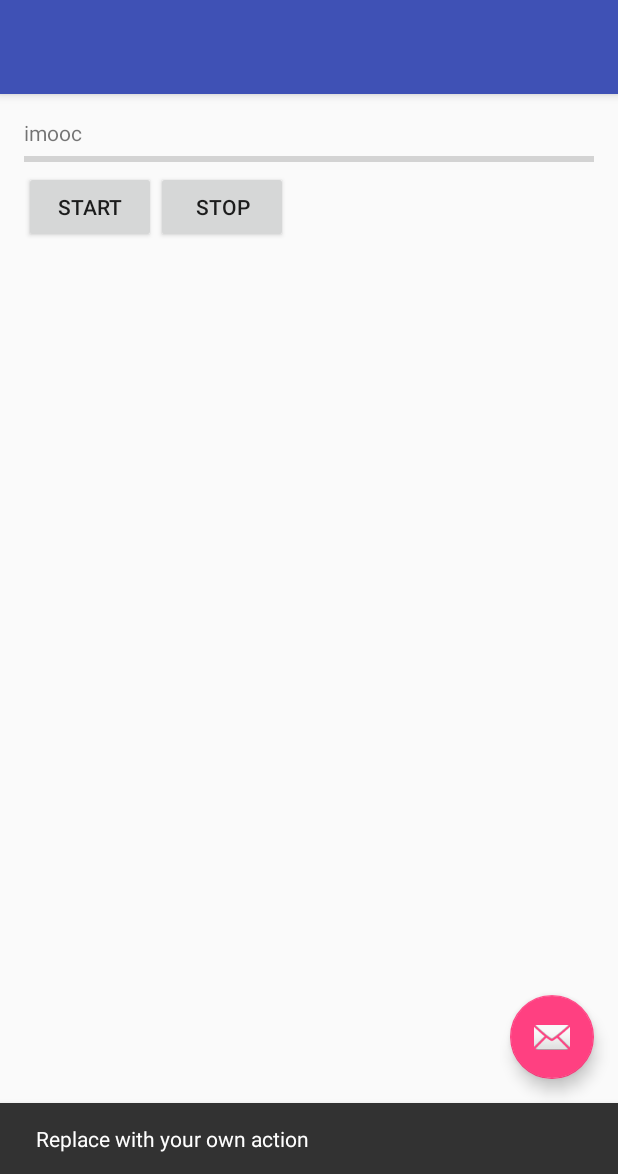
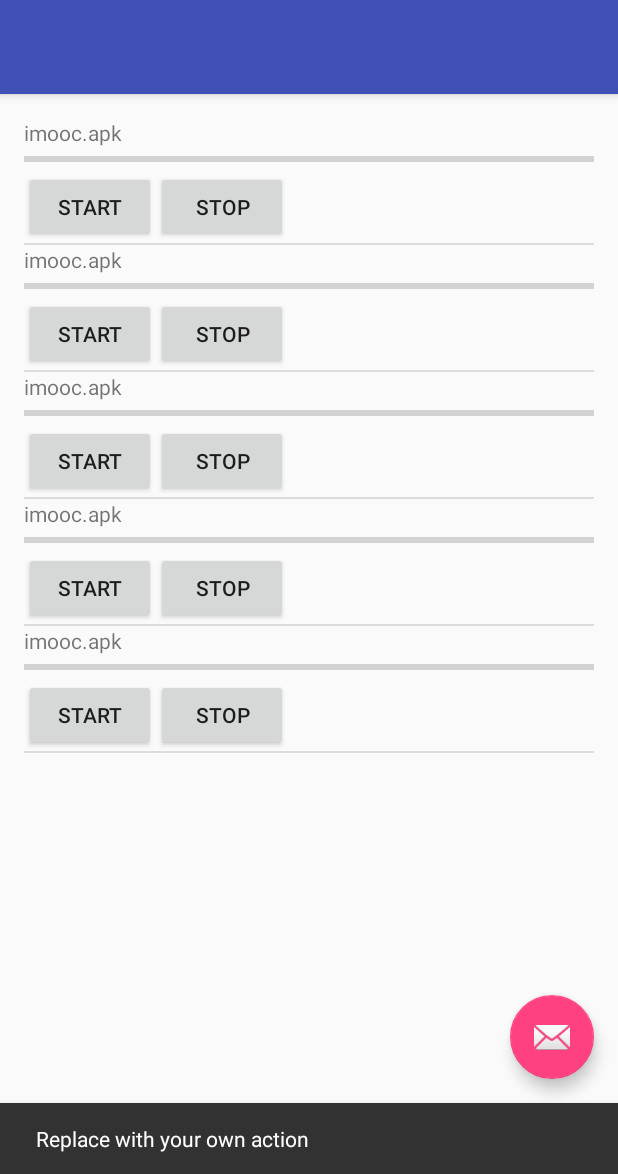
Before and after one commit to fjkfwz/Android-6.0-Downloader, an Android app: the screen it shows after launch (MainActivity), after a tap on an icon or button, on a phone screen of 412 x 824 dp, the part 62-1236 px from its top. Run offline under Robolectric (Android 15) with nearby library versions, the phone set to English and light mode, and no system bars.

Commit message:
add mutithread,add fragment download

```diff
--- a/app/src/main/java/com/makeblaze/myapplication/DB/ThreadDAO.java
+++ b/app/src/main/java/com/makeblaze/myapplication/DB/ThreadDAO.java
@@ -10,7 +10,7 @@ import java.util.List;
 public interface ThreadDAO {
     public void insertThread(ThreadInfo threadInfo);
 
-    public void deleteThread(String url, int thread_id);
+    public void deleteThread(String url);
 
     public void updateThread(String url, int thread_id,int finished);
 
--- /dev/null
+++ b/app/src/main/java/com/makeblaze/myapplication/FilelistAdapter.java
@@ -0,0 +1,104 @@
+package com.makeblaze.myapplication;
+
+import android.content.Context;
+import android.content.Intent;
+import android.util.Log;
+import android.view.LayoutInflater;
+import android.view.View;
+import android.view.ViewGroup;
+import android.widget.BaseAdapter;
+import android.widget.Button;
+import android.widget.ProgressBar;
+import android.widget.TextView;
+
+import com.makeblaze.myapplication.Services.DownloadService;
+import com.makeblaze.myapplication.entities.FileInfo;
+
+import java.util.List;
+
+/**
+ * Created by jz on 2015/10/30.
+ */
+public class FilelistAdapter extends BaseAdapter {
+
+
+    private Context context;
+    private List<FileInfo> fileList;
+    private LayoutInflater layoutInflater;
+
+    public FilelistAdapter(Context context, List<FileInfo> fileList) {
+        this.context = context;
+        this.fileList = fileList;
+        layoutInflater = LayoutInflater.from(context);
+    }
+
+    @Override
+    public int getCount() {
+        return fileList.size();
+    }
+
+    @Override
+    public Object getItem(int position) {
+        return fileList.get(position);
+    }
+
+    @Override
+    public long getItemId(int position) {
+        return position;
+    }
+
+    @Override
+    public View getView(final int position, View convertView, ViewGroup parent) {
+        ViewHolder viewHolder;
+        final FileInfo fileInfo = fileList.get(position);
+        if (convertView == null) {
+            convertView = layoutInflater.inflate(R.layout.sample_item_layout, null);
+            viewHolder = new ViewHolder();
+            viewHolder.filename = (TextView) convertView.findViewById(R.id.content);
+            viewHolder.progressBar = (ProgressBar) convertView.findViewById(R.id.progressbar);
+            viewHolder.start = (Button) convertView.findViewById(R.id.start);
+            viewHolder.stop = (Button) convertView.findViewById(R.id.stop);
+            viewHolder.filename.setText(fileInfo.getFilename());
+            viewHolder.progressBar.setMax(100);
+            viewHolder.start.setOnClickListener(new View.OnClickListener() {
+                @Override
+                public void onClick(View v) {
+                    Intent intent = new Intent(context, DownloadService.class);
+                    intent.setAction(DownloadService.Action_START);
+                    Log.i("intent", "setAction(DownloadService.Action_START)");
+                    intent.putExtra("fileInfo", fileInfo);
+                    context.startService(intent);
+                    Log.i("intent", "startService)");
+                }
+            });
+            viewHolder.stop.setOnClickListener(new View.OnClickListener() {
+                @Override
+                public void onClick(View v) {
+                    Intent intent = new Intent(context, DownloadService.class);
+                    intent.setAction(DownloadService.Action_STOP);
+                    intent.putExtra("fileInfo", fileInfo);
+                    context.startService(intent);
+                    Log.i("intent", "startService)");
+                }
+            });
+            convertView.setTag(viewHolder);
+        } else {
+            viewHolder = (ViewHolder) convertView.getTag();
+        }
+        viewHolder.progressBar.setProgress(fileInfo.getFinfished());
+        return convertView;
+    }
+
+    public void updateprogress(int id, int progress) {
+        FileInfo fileInfo = fileList.get(id - 1);
+        Log.i("fileInfo", fileInfo.toString());
+        fileInfo.setFinfished(progress);
+        notifyDataSetChanged();
+    }
+
+    class ViewHolder {
+        ProgressBar progressBar;
+        TextView filename;
+        Button start, stop;
+    }
+}
--- a/app/src/main/java/com/makeblaze/myapplication/MainActivity.java
+++ b/app/src/main/java/com/makeblaze/myapplication/MainActivity.java
@@ -17,24 +17,25 @@ import android.support.v4.widget.DrawerLayout;
 import android.support.v7.app.ActionBarDrawerToggle;
 import android.support.v7.app.AppCompatActivity;
 import android.support.v7.widget.Toolbar;
+import android.util.Log;
 import android.view.Menu;
 import android.view.MenuItem;
 import android.view.View;
-import android.widget.Button;
-import android.widget.ProgressBar;
-import android.widget.TextView;
+import android.widget.ListView;
 import android.widget.Toast;
 
 import com.makeblaze.myapplication.Services.DownloadService;
 import com.makeblaze.myapplication.entities.FileInfo;
 
+import java.util.ArrayList;
+import java.util.List;
+
 public class MainActivity extends AppCompatActivity
         implements NavigationView.OnNavigationItemSelectedListener {
 
-    private FileInfo fileInfo;
     private static final int EXTERNAL_STORAGE_REQ_CODE = 10;
-    private ProgressBar progressBar;
-
+    private List<FileInfo> filelist;
+    private FilelistAdapter mAdapter;
     public void requestPermission() {
         //判断当前Activity是否已经获得了该权限
         if (ContextCompat.checkSelfPermission(this,
@@ -58,16 +59,28 @@ public class MainActivity extends AppCompatActivity
         @Override
         public void onReceive(Context context, Intent intent) {
             if (DownloadService.Action_UPDATA.equals(intent.getAction())) {
-                int finish = intent.getIntExtra("finish", 0);
-                progressBar.setProgress(finish);
+                Log.i("Receiver Updata Message","Receiver Updata Message");
+                int finish = intent.getIntExtra("finished", 0);
+                Log.i("finish",finish+"");
+                int id =intent.getIntExtra("id",0);
+                Log.i("id",id+"");
+//                progressBar.setProgress(finish);
+                mAdapter.updateprogress(id, finish);
+            }else if (DownloadService.Action_FINISH.equals(intent.getAction())) {
+                Log.i("Receiver Finish Message","Receiver Finish Message");
+                int id = intent.getIntExtra("id", 0);
+                FileInfo fileInfo = (FileInfo) intent.getSerializableExtra("fileinfo");
+                mAdapter.updateprogress(id,100);
             }
         }
     };
+
 
     @Override
     protected void onCreate(Bundle savedInstanceState) {
         super.onCreate(savedInstanceState);
         setContentView(R.layout.activity_main);
+        requestPermission();
         initFileInfo();
         initView();
         initBroadcastReceiver();
@@ -76,6 +89,7 @@ public class MainActivity extends AppCompatActivity
     private void initBroadcastReceiver() {
         IntentFilter intentFilter = new IntentFilter();
         intentFilter.addAction(DownloadService.Action_UPDATA);
+        intentFilter.addAction(DownloadService.Action_FINISH);
         registerReceiver(mBroadcastReceiver, intentFilter);
     }
 
@@ -105,37 +119,25 @@ public class MainActivity extends AppCompatActivity
     }
 
     private void initFileInfo() {
-        String url = "http://www.imooc.com/mobile/mukewang.apk";
-        fileInfo = new FileInfo(0, url, "imooc", 0, 0);
+        filelist = new ArrayList<FileInfo>();
+        FileInfo fileInfo1 = new FileInfo(1, "http://www.imooc.com/mobile/mukewang.apk", "imooc.apk", 0, 0);
+        FileInfo fileInfo2 = new FileInfo(2, "http://www.imooc.com/mobile/mukewang.apk", "imooc.apk", 0, 0);
+        FileInfo fileInfo3 = new FileInfo(3, "http://www.imooc.com/mobile/mukewang.apk", "imooc.apk", 0, 0);
+        FileInfo fileInfo4 = new FileInfo(4, "http://www.imooc.com/mobile/mukewang.apk", "imooc.apk", 0, 0);
+        FileInfo fileInfo5 = new FileInfo(5, "http://www.imooc.com/mobile/mukewang.apk", "imooc.apk", 0, 0);
+        filelist.add(fileInfo1);
+        filelist.add(fileInfo2);
+        filelist.add(fileInfo3);
+        filelist.add(fileInfo4);
+        filelist.add(fileInfo5);
     }
 
     private void initView() {
-        TextView textView = (TextView) findViewById(R.id.content);
-        textView.setText(fileInfo.getFilename());
-        progressBar = (ProgressBar) findViewById(R.id.progressbar);
-        Button mStart = (Button) findViewById(R.id.start);
-        Button mStop = (Button) findViewById(R.id.stop);
+        ListView listView = (ListView) findViewById(R.id.listview);
+        mAdapter = new FilelistAdapter(this, filelist);
+        listView.setAdapter(mAdapter);
         Toolbar toolbar = (Toolbar) findViewById(R.id.toolbar);
         setSupportActionBar(toolbar);
-        mStart.setOnClickListener(new View.OnClickListener() {
-            @Override
-            public void onClick(View v) {
-                requestPermission();
-                Intent intent = new Intent(MainActivity.this, DownloadService.class);
-                intent.setAction("ACTION_START");
-                intent.putExtra("fileInfo", fileInfo);
-                startService(intent);
-            }
-        });
-        mStop.setOnClickListener(new View.OnClickListener() {
-            @Override
-            public void onClick(View v) {
-                Intent intent = new Intent(MainActivity.this, DownloadService.class);
-                intent.setAction("ACTION_STOP");
-                intent.putExtra("fileInfo", fileInfo);
-                startService(intent);
-            }
-        });
         FloatingActionButton fab = (FloatingActionButton) findViewById(R.id.fab);
         fab.setOnClickListener(new View.OnClickListener() {
             @Override
--- a/app/src/main/res/layout/content_main.xml
+++ b/app/src/main/res/layout/content_main.xml
@@ -12,42 +12,9 @@
     tools:context="com.makeblaze.myapplication.MainActivity"
     tools:showIn="@layout/app_bar_main">
 
-    <LinearLayout
+    <ListView
+        android:id="@+id/listview"
         android:layout_width="match_parent"
-        android:layout_height="match_parent"
-        android:orientation="vertical">
-
-        <TextView
-            android:id="@+id/content"
-            android:layout_width="match_parent"
-            android:layout_height="wrap_content" />
-
-        <ProgressBar
-            android:id="@+id/progressbar"
-            android:layout_width="match_parent"
-            android:layout_height="wrap_content"
-            android:layout_gravity="top"
-            style="@style/Base.Widget.AppCompat.ProgressBar.Horizontal"/>
-
-        <LinearLayout
-            android:layout_width="match_parent"
-            android:layout_height="match_parent"
-            android:orientation="horizontal"
-            android:layout_gravity="right">
-
-        <Button
-            android:id="@+id/start"
-            android:layout_width="wrap_content"
-            android:layout_height="wrap_content"
-            android:gravity="center"
-            android:text="Start"/>
-
-        <Button
-            android:id="@+id/stop"
-            android:layout_width="wrap_content"
-            android:layout_height="wrap_content"
-            android:gravity="center"
-            android:text="Stop"/>
-        </LinearLayout>
-    </LinearLayout>
+        android:layout_height="match_parent">
+    </ListView>
 </RelativeLayout>
--- /dev/null
+++ b/app/src/main/res/layout/sample_item_layout.xml
@@ -0,0 +1,38 @@
+<?xml version="1.0" encoding="utf-8"?>
+<LinearLayout xmlns:android="http://schemas.android.com/apk/res/android"
+    android:orientation="vertical" android:layout_width="match_parent"
+    android:layout_height="match_parent">
+        <TextView
+            android:id="@+id/content"
+            android:layout_width="match_parent"
+            android:layout_height="wrap_content" />
+
+        <ProgressBar
+            android:id="@+id/progressbar"
+            android:layout_width="match_parent"
+            android:layout_height="wrap_content"
+            android:layout_gravity="top"
+            style="@style/Base.Widget.AppCompat.ProgressBar.Horizontal"/>
+
+        <LinearLayout
+            android:layout_width="match_parent"
+            android:layout_height="match_parent"
+            android:orientation="horizontal"
+            android:layout_gravity="right">
+
+            <Button
+                android:id="@+id/start"
+                android:layout_width="wrap_content"
+                android:layout_height="wrap_content"
+                android:gravity="center"
+                android:text="Start"/>
+
+            <Button
+                android:id="@+id/stop"
+                android:layout_width="wrap_content"
+                android:layout_height="wrap_content"
+                android:gravity="center"
+                android:text="Stop"/>
+        </LinearLayout>
+
+</LinearLayout>
```
Also changed, not shown: app/src/main/java/com/makeblaze/myapplication/DB/DBHelper.java (+10 -2 lines), app/src/main/java/com/makeblaze/myapplication/DB/ThreadDAOImpl.java (+6 -6 lines), app/src/main/java/com/makeblaze/myapplication/Services/DownloadService.java (+19 -7 lines), app/src/main/java/com/makeblaze/myapplication/Services/DownloadTask.java (+83 -27 lines).
